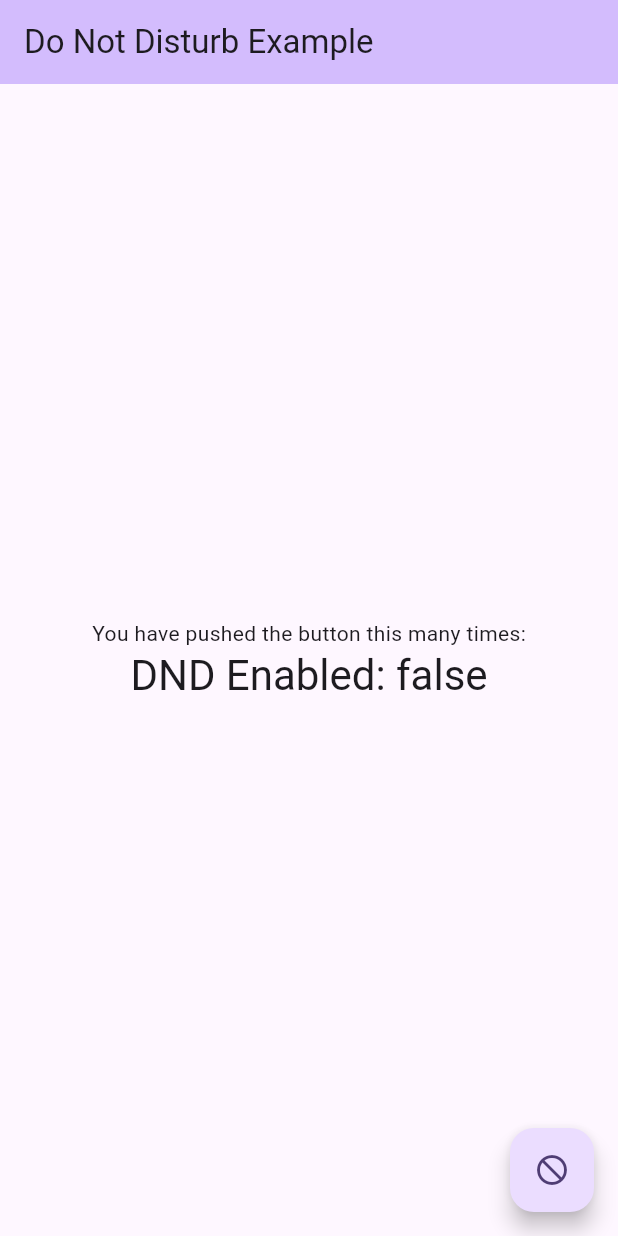
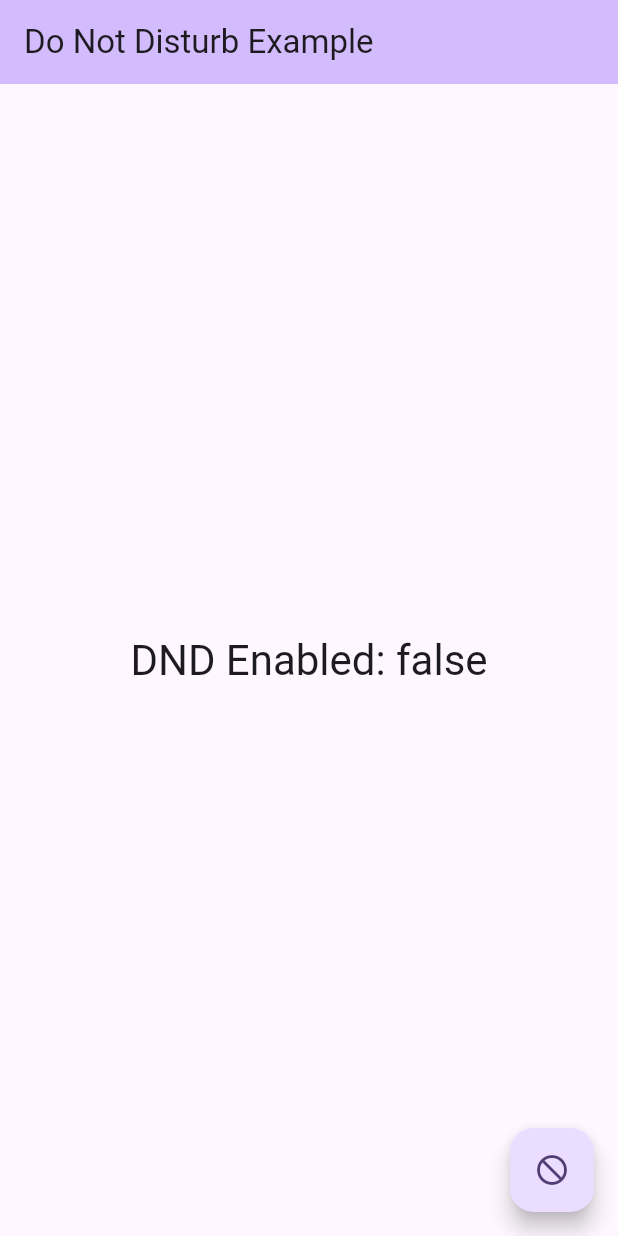
Before and after one commit to lurongshuang/do_not_disturb, a Flutter app: the screen it shows after launch, on a phone screen of 412 x 824 dp. Run offline on Flutter 3.47's test engine with Material 2 defaults, Android fonts, the phone set to English and light mode, and no system bars; our stand-ins replace plugin_platform_interface.

Commit message:
update example

```diff
--- a/example/lib/main.dart
+++ b/example/lib/main.dart
@@ -52,9 +52,6 @@ class _MyHomePageState extends State<MyHomePage> {
           child: Column(
             mainAxisAlignment: MainAxisAlignment.center,
             children: <Widget>[
-              const Text(
-                'You have pushed the button this many times:',
-              ),
               Text(
                 'DND Enabled: $status',
                 style: Theme.of(context).textTheme.headlineMedium,
```
